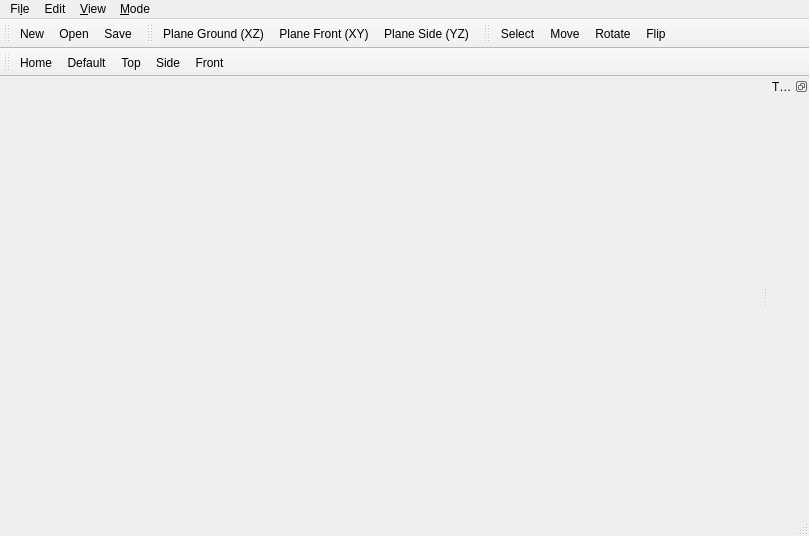
First picture: the form in mainwindow.ui, repository ikskuh/VersaTile, before the edit.
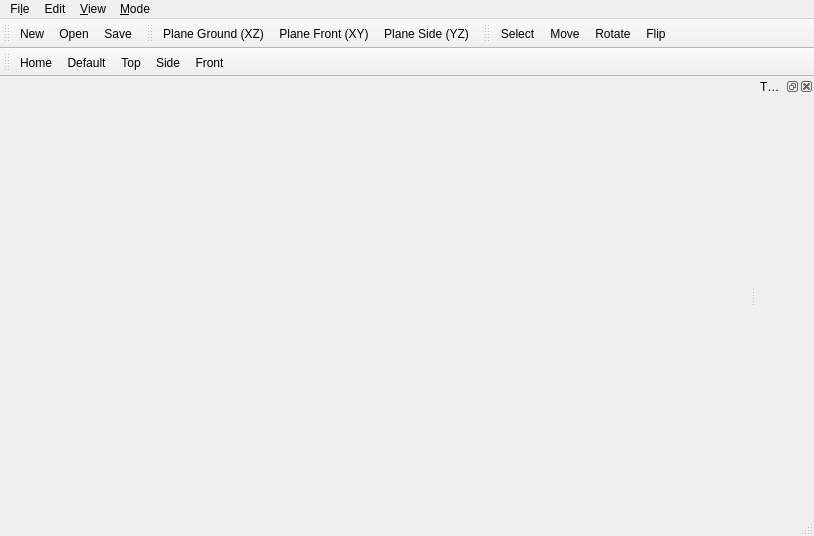
Second picture: the form after the edit. Icons and pictures are not drawn.

Commit message: Adds basic editor features.

Patch:
```diff
--- a/mainwindow.ui
+++ b/mainwindow.ui
@@ -101,7 +101,7 @@
   <widget class="QStatusBar" name="statusBar"/>
   <widget class="QDockWidget" name="dockWidgetTileset">
    <property name="features">
-    <set>QDockWidget::DockWidgetFloatable|QDockWidget::DockWidgetMovable</set>
+    <set>QDockWidget::AllDockWidgetFeatures</set>
    </property>
    <property name="allowedAreas">
     <set>Qt::LeftDockWidgetArea|Qt::RightDockWidgetArea</set>
```
Left out of the diff: 2 changed lines with no effect on the pictures. The commit also changes 7 other files.
